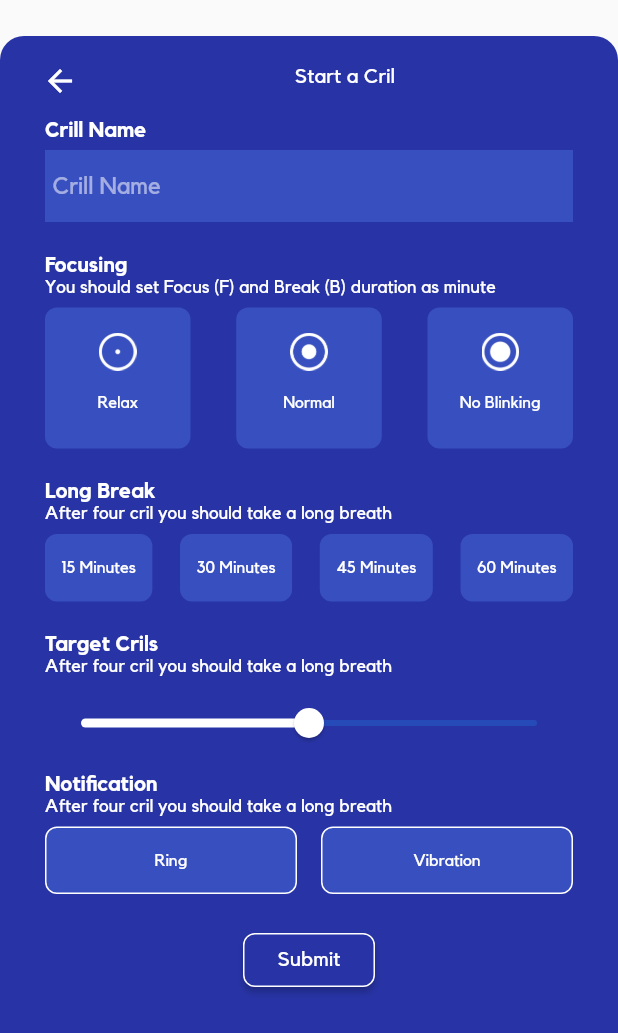
After one commit to alicanbozkurt/pomo-cril, a Flutter app: the Pomo screen opened directly, on a phone screen of 412 x 824 dp. The commit adds this screen. Shown: the top 1033 px of the screen. Run offline on Flutter 3.47's test engine with Material 2 defaults, Android fonts, the phone set to English and light mode, and no system bars.

Commit message:
update setting and create cril

```diff
--- a/lib/main.dart
+++ b/lib/main.dart
@@ -1,4 +1,5 @@
 import 'package:flutter/material.dart';
+import 'package:pomodoro_apps/utils/color_utils.dart';
 import 'package:pomodoro_apps/utils/constants.dart';
 import 'package:pomodoro_apps/widget/intro/intro.dart';
 
@@ -12,6 +13,7 @@ class MyApp extends StatelessWidget {
       title: 'Flutter Demo',
       theme: ThemeData(
         primarySwatch: Colors.blue,
+        primaryColor: ColorUtils.bg_home,
         textTheme: TextTheme(
           title: TextStyle(fontFamily: Constants.font)
         )
--- /dev/null
+++ b/lib/utils/animation.dart
@@ -0,0 +1,27 @@
+import 'package:flutter/material.dart';
+
+class SlideTopRoute extends PageRouteBuilder {
+  final Widget page;
+  SlideTopRoute({this.page})
+      : super(
+          pageBuilder: (
+            BuildContext context,
+            Animation<double> animation,
+            Animation<double> secondaryAnimation,
+          ) =>
+              page,
+          transitionsBuilder: (
+            BuildContext context,
+            Animation<double> animation,
+            Animation<double> secondaryAnimation,
+            Widget child,
+          ) =>
+              SlideTransition(
+                position: Tween<Offset>(
+                  begin: const Offset(0, 1),
+                  end: Offset.zero,
+                ).animate(animation),
+                child: child,
+              ),
+        );
+}
--- a/lib/utils/color_utils.dart
+++ b/lib/utils/color_utils.dart
@@ -2,5 +2,6 @@ import 'dart:ui';
 
 class ColorUtils{
   static const blue_app = Color(0xff2834a6);
+  static const blue_item = Color(0xff384fbf);
   static const bg_home = Color(0xfff8f8f8);
 }
--- /dev/null
+++ b/lib/widget/custom/crbutton.dart
@@ -0,0 +1,30 @@
+import 'package:flutter/cupertino.dart';
+import 'package:flutter/material.dart';
+import 'package:pomodoro_apps/utils/color_utils.dart';
+import 'package:pomodoro_apps/utils/constants.dart';
+
+class CRButton extends StatelessWidget{
+  final String text;
+  final Function onClick;
+  CRButton({this.onClick, this.text});
+
+  @override
+  Widget build(BuildContext context) {
+     return RaisedButton(
+       color: ColorUtils.blue_app,
+      onPressed: (){
+        onClick();
+      },
+      child: Text(
+          text, style: TextStyle(fontFamily: Constants.font, color: Colors.white),
+      ),
+       shape: new RoundedRectangleBorder(
+         side: BorderSide(color: Colors.white),
+         borderRadius: new BorderRadius.all(Radius.circular(8)),
+       )
+
+    );
+  }
+
+
+}
--- /dev/null
+++ b/lib/widget/custom/critem.dart
@@ -0,0 +1,47 @@
+import 'package:flutter/material.dart';
+import 'package:pomodoro_apps/utils/color_utils.dart';
+
+class CRItem extends StatefulWidget{
+  final Widget child;
+  final EdgeInsetsGeometry margin;
+  final bool active;
+  CRItem({this.child, this.margin, this.active});
+  @override
+  State<StatefulWidget> createState() => CRItemSate();
+
+}
+
+class CRItemSate extends State<CRItem>{
+  bool isSelected = false;
+  @override
+  void initState() {
+    super.initState();
+    setState(() {
+      if(widget.active != null && widget.active)
+      isSelected = true;
+    });
+
+  }
+  @override
+  Widget build(BuildContext context) {
+    return GestureDetector(
+      onTap: (){
+        setState(() {
+          isSelected = !isSelected;
+        });
+      },
+      child:Container(
+        margin: widget.margin != null ? widget.margin : EdgeInsets.zero,
+        padding: EdgeInsets.only(top:16, bottom: 16, right: 10, left: 10),
+          decoration: BoxDecoration(
+            color: ColorUtils.blue_item,
+            borderRadius: new BorderRadius.all(Radius.circular(8)),
+              border: new Border.all(color: isSelected?Colors.white: ColorUtils.blue_item, width: 1),
+          ),
+          child: widget.child,
+        )
+    );
+  }
+
+
+}
--- a/lib/widget/home/home.dart
+++ b/lib/widget/home/home.dart
@@ -1,6 +1,9 @@
 import 'package:flutter/material.dart';
+import 'package:pomodoro_apps/utils/animation.dart';
 import 'package:pomodoro_apps/utils/color_utils.dart';
 import 'package:pomodoro_apps/utils/constants.dart';
+import 'package:pomodoro_apps/widget/pomo/Pomo.dart';
+import 'package:pomodoro_apps/widget/setting/setting.dart';
 
 class Home extends StatefulWidget{
   @override
@@ -30,10 +33,14 @@ class HomeState extends State<Home>{
       floatingActionButton: FloatingActionButton(
         backgroundColor: ColorUtils.blue_app,
       child: Image.asset(isEmpty ? "assets/img/icon_home_empty.png" : "assets/img/icon_home.png"), onPressed: () {
-        setState(() {
-          isEmpty = false;
-        });
-      },),
+        if(isEmpty){
+          setState(() {
+            isEmpty = false;
+          });
+        }else{
+           Navigator.push(context, SlideTopRoute(page: Pomo()));
+        }
+      }),
       bottomNavigationBar: BottomAppBar(
         notchMargin: 4,
         elevation: 8,
@@ -157,7 +164,12 @@ class HomeState extends State<Home>{
                                   color: Colors.black,
                                   fontSize: 18,
                                   fontFamily: Constants.font)),
-              Image.asset("assets/img/icon_gear.png", width: 29,)
+              IconButton(icon: Image.asset("assets/img/icon_gear.png", width: 29,), onPressed: (){
+                 Navigator.push(context,
+                            MaterialPageRoute(builder: (context) => Setting())
+                            );
+
+              },)
             ],
           )
     );
--- /dev/null
+++ b/lib/widget/pomo/Pomo.dart
@@ -0,0 +1,230 @@
+import 'package:flutter/material.dart';
+import 'package:flutter/widgets.dart';
+import 'package:pomodoro_apps/utils/color_utils.dart';
+import 'package:pomodoro_apps/utils/constants.dart';
+import 'package:pomodoro_apps/widget/custom/crbutton.dart';
+import 'package:pomodoro_apps/widget/custom/critem.dart';
+
+class Pomo extends StatefulWidget {
+  @override
+  State<StatefulWidget> createState() => PomoState();
+}
+
+class PomoState extends State<Pomo> {
+  double sliderValue = 10;
+  @override
+  Widget build(BuildContext context) {
+    return Scaffold(
+        body: Container(
+            margin: EdgeInsets.only(top: 24),
+            height: MediaQuery.of(context).size.height,
+            child: Column(children: <Widget>[
+              Container(
+                height: 54,
+                padding: EdgeInsets.only(left: 16, right: 16, top: 10, bottom: 10),
+                decoration: BoxDecoration(
+                    color: ColorUtils.blue_app,
+                    borderRadius: BorderRadius.only(
+                        topLeft: Radius.circular(16),
+                        topRight: Radius.circular(16))),
+                child:
+                Row(
+                  mainAxisAlignment: MainAxisAlignment.center ,
+                  children: <Widget>[
+                    IconButton(icon: Icon(Icons.arrow_back, color: Colors.white), onPressed: (){
+                      Navigator.of(context).pop();
+                    }),
+                    Expanded(
+                      child:Text("Start a Cril", textAlign: TextAlign.center, style: TextStyle(fontFamily: Constants.font, fontSize: 14, color: Colors.white),)
+                    )
+
+                  ],
+                ),
+              ),
+              Flexible(
+                child: Container(
+                  color: ColorUtils.blue_app,
+                  padding: EdgeInsets.only(left: 30, right: 30, bottom: 16),
+                  child: ListView(
+                    children: <Widget>[
+                      Text("Crill Name",
+                          style: TextStyle(
+                              fontFamily: Constants.font,
+                              fontWeight: FontWeight.bold,
+                              fontSize: 14,
+                              color: Colors.white)),
+                      Padding(
+                          padding: EdgeInsets.only(top: 5, bottom: 20),
+                          child: Container(
+                            padding: EdgeInsets.only(left: 5, right: 5),
+                            color: ColorUtils.blue_item,
+                            child:TextField(
+                            style:TextStyle(fontFamily: Constants.font, color: Colors.white),
+                            decoration: InputDecoration(
+                                hintText: "Crill Name",
+                                  border: InputBorder.none,
+                                hintStyle: TextStyle(fontFamily: Constants.font, color: Colors.white54),
+                                fillColor: ColorUtils.blue_item),
+                          ))
+                      ),
+                      Text("Focusing",
+                          style: TextStyle(
+                              fontFamily: Constants.font,
+                              fontWeight: FontWeight.bold,
+                              fontSize: 14,
+                              color: Colors.white)),
+
+                      Text("You should set Focus (F) and Break (B) duration as minute",
+                          style: TextStyle(
+                              fontFamily: Constants.font,
+                              fontSize: 12,
+                              color: Colors.white)),
+
+                      Padding(
+                        padding: EdgeInsets.only(top: 8, bottom: 20),
+                        child: Row(
+                          mainAxisAlignment: MainAxisAlignment.spaceBetween,
+                          children: <Widget>[
+                            CRItem(
+                              child: Container(
+                                width: 75,
+                                child:Column(children: <Widget>[
+                                  Image.asset("assets/img/eye_open.png", width: 25,),
+                                  Padding(padding:EdgeInsets.only(top: 16, bottom: 8), child:Text("Relax", style: TextStyle(fontFamily: Constants.font,fontSize: 11, color: Colors.white),))
+                                ])
+                              )
+                            ),
+                            CRItem(
+                              child: Container(
+                                width: 75,
+                                child:Column(children: <Widget>[
+                                  Image.asset("assets/img/eye_open_2.png", width: 25,),
+                                  Padding(padding:EdgeInsets.only(top: 16, bottom: 8), child:Text("Normal", style: TextStyle(fontFamily: Constants.font, fontSize: 11,color: Colors.white),))
+                                ])
+                              )
+                            ),
+                            CRItem(
+                              child: Container(
+                                width: 75,
+                                child:Column(children: <Widget>[
+                                  Image.asset("assets/img/eye_open_3.png", width: 25,),
+                                  Padding(padding:EdgeInsets.only(top: 16, bottom: 8), child:Text("No Blinking", style: TextStyle(fontFamily: Constants.font, fontSize: 11,color: Colors.white),))
+                                ])
+                              )
+                            ),
+
+                          ],
+                        ),
+                      ),
+                      Text("Long Break",
+                          style: TextStyle(
+                              fontFamily: Constants.font,
+                              fontWeight: FontWeight.bold,
+                              fontSize: 14,
+                              color: Colors.white)),
+                      Text("After four cril you should take a long breath",
+                        style: TextStyle(
+                            fontFamily: Constants.font,
+                            fontSize: 12,
+                            color: Colors.white)),
+
+                      Padding(
+                        padding: EdgeInsets.only(top: 8, bottom: 20),
+                        child: Row(
+                          mainAxisAlignment: MainAxisAlignment.spaceBetween,
+                          children: <Widget>[
+                            CRItem(
+                              child: Text("15 Minutes", style:TextStyle(color:Colors.white, fontSize: 11, fontFamily:Constants.font)),
+                            ),
+                            CRItem(
+                              child: Text("30 Minutes", style:TextStyle(color:Colors.white, fontSize: 11,fontFamily:Constants.font)),
+                            ),
+                            CRItem(
+                              child: Text("45 Minutes", style:TextStyle(color:Colors.white,fontSize: 11,  fontFamily:Constants.font)),
+                            ),
+                            CRItem(
+                              child: Text("60 Minutes", style:TextStyle(color:Colors.white,fontSize: 11, fontFamily:Constants.font)),
+                            ),
+                          ],
+                        ),
+                      ),
+
+                      Text("Target Crils",
+                          style: TextStyle(
+                              fontFamily: Constants.font,
+                              fontWeight: FontWeight.bold,
+                              fontSize: 14,
+                              color: Colors.white)),
+                      Text("After four cril you should take a long breath",
+                        style: TextStyle(
+                            fontFamily: Constants.font,
+                            fontSize: 12,
+                            color: Colors.white)),
+
+                      Padding(padding: EdgeInsets.only(top: 8, bottom: 8 ), child:
+                        Slider(
+                          activeColor: Colors.white,
+                          min: 0,
+                          max: 20,
+                          onChanged: (newRating){
+                            setState(() {
+                               setState(() => sliderValue = newRating);
+                            });
+                          },
+                          value: sliderValue,
+                        )
+                      ),
+                      Text("Notification",
+                          style: TextStyle(
+                              fontFamily: Constants.font,
+                              fontWeight: FontWeight.bold,
+                              fontSize: 14,
+                              color: Colors.white)),
+
+                       Text("After four cril you should take a long breath",
+                        style: TextStyle(
+                            fontFamily: Constants.font,
+                            fontSize: 12,
+                            color: Colors.white)),
+
+                      Padding(
+                        padding: EdgeInsets.only(top: 8, bottom: 10),
+                        child: Row(
+                          mainAxisAlignment: MainAxisAlignment.spaceAround,
+                          children: <Widget>[
+                              Expanded(
+                              flex: 1,
+                              child: CRItem(
+                                 active: true,
+                                margin: EdgeInsets.only(right: 8),
+                                child: Text("Ring", textAlign: TextAlign.center,style:TextStyle(color:Colors.white, fontSize: 11, fontFamily:Constants.font)),
+                              ),
+                            ),
+                            Expanded(
+                              flex: 1,
+                              child: CRItem(
+                                active: true,
+                                margin: EdgeInsets.only(left: 8),
+                                child: Text("Vibration", textAlign: TextAlign.center,style:TextStyle(color:Colors.white, fontSize: 11, fontFamily:Constants.font)),
+                              ),
+                            )
+                          ],
+                        ),
+                      ),
+                       Container(padding: EdgeInsets.only(top: 10, bottom: 10),
+                          child:
+                          Row(
+                            mainAxisSize: MainAxisSize.min,
+                            mainAxisAlignment: MainAxisAlignment.center,
+                            children:<Widget>[
+                          CRButton(text: "Submit",)
+                          ]
+                        )
+                       )
+                    ],
+                  ),
+                ),
+              )
+            ])));
+  }
+}
--- /dev/null
+++ b/lib/widget/setting/setting.dart
@@ -0,0 +1,78 @@
+import 'package:flutter/material.dart';
+import 'package:flutter/widgets.dart';
+import 'package:pomodoro_apps/utils/color_utils.dart';
+import 'package:pomodoro_apps/utils/constants.dart';
+
+class Setting extends StatefulWidget{
+  @override
+  State<StatefulWidget> createState() => SettingState();
+
+}
+
+class SettingState extends State<Setting>{
+  @override
+  Widget build(BuildContext context) {
+    return Scaffold(
+      appBar: AppBar(
+
+      ),
+      body: Padding(
+      padding: EdgeInsets.all(30),
+      child:Container(
+      child:Stack(
+        children: <Widget>[
+          ListView(
+            padding: EdgeInsets.only(bottom: 10),
+            children: <Widget>[
+              Text("Application", style:TextStyle(fontFamily: Constants.font, fontWeight: FontWeight.bold,fontSize:21, color:Colors.black )),
+              ItemSetting(textMessage: "Buy Premium Version", highlight: true,),
+              ItemSetting(textMessage: "Language", highlight: false,),
+              Padding(padding: EdgeInsets.only(top: 30, bottom: 8), child:Text("About", style:TextStyle(fontFamily: Constants.font, fontWeight: FontWeight.bold,fontSize:21, color:Colors.black )),),
+              ItemSetting(textMessage: "FAQ", highlight: false),
+              ItemSetting(textMessage: "Rate Crillo", highlight: false),
+              ItemSetting(textMessage: "Give us feedback", highlight: false),
+              ItemSetting(textMessage: "Privacy Policy", highlight: false),
+              ItemSetting(textMessage: "Website", highlight: false),
+            ],
+
+          ),
+          Positioned(
+            bottom: 1,
+            child: Container(
+              padding: EdgeInsets.only(top: 8),
+              width: MediaQuery.of(context).size.width - 40,
+              child:Text("All Rights Reserved 2019 ©Crillo", textAlign: TextAlign.center, style:TextStyle(fontFamily: Constants.font, fontSize:16, color:Colors.black ))
+            )
+          )
+        ],
+      ),
+      )
+      )
+    );
+  }
+
+
+
+}
+
+class ItemSetting extends StatelessWidget{
+  final String textMessage;
+  final bool highlight;
+  ItemSetting({this.textMessage, this.highlight});
+
+  @override
+  Widget build(BuildContext context) {
+    return Padding(
+      padding: EdgeInsets.only(top: 5, bottom: 5),
+      child: Card(
+        elevation: highlight? 4: 1,
+        child: Container(
+          color: Colors.white,
+          padding: EdgeInsets.all(14),
+          child: Text(textMessage, style:TextStyle(fontFamily: Constants.font, fontWeight: FontWeight.bold, fontSize:14, color: highlight? ColorUtils.blue_app :  Colors.black )),
+        ),
+      )
+    );
+  }
+
+}
```
Also changed, not shown: assets/img/eye_open.png (added), assets/img/eye_open_2.png (added), assets/img/eye_open_3.png (added).
